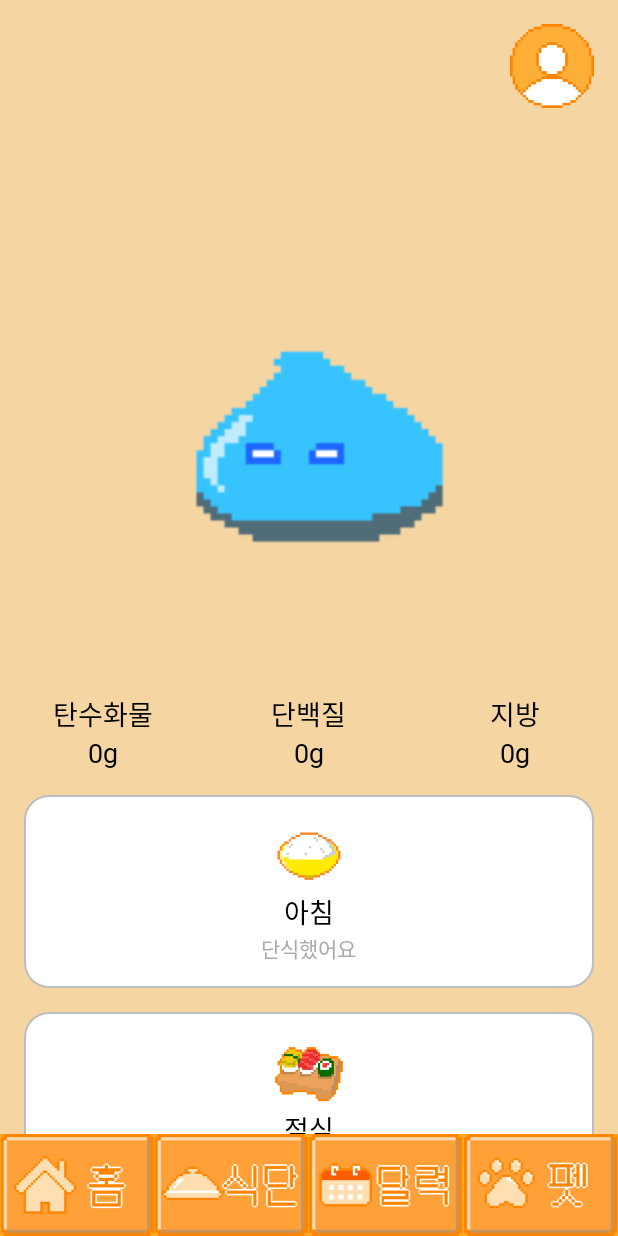
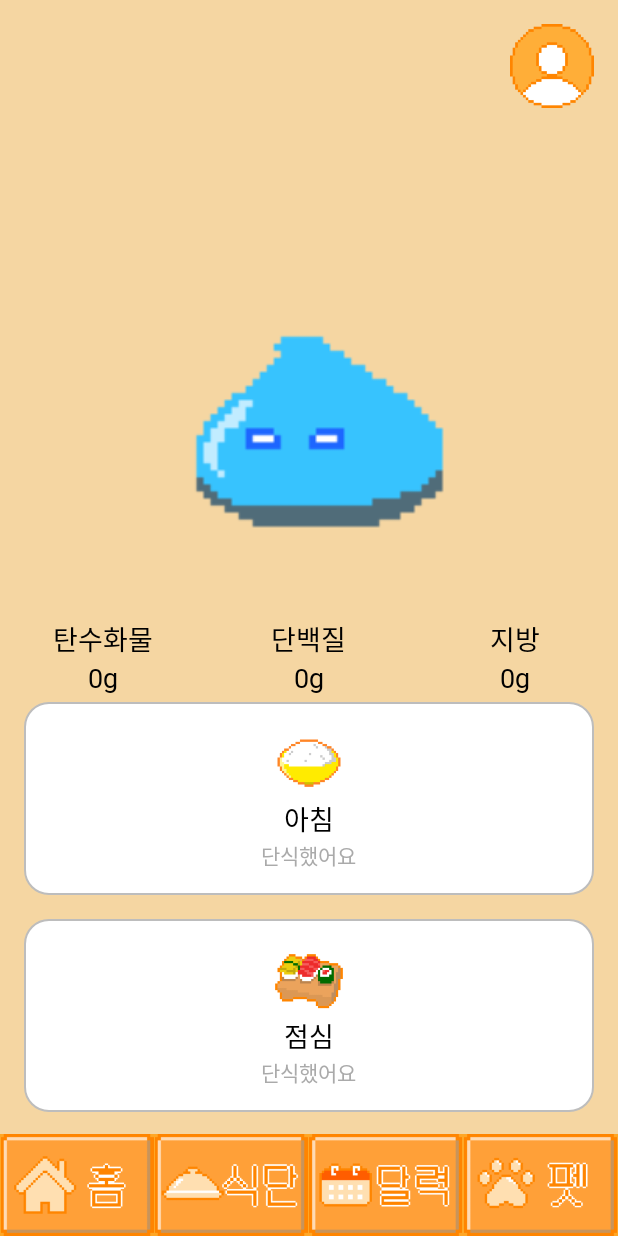
Before and after one commit to SneakySN/PetWithDietManagement, an Android app: the screen it shows after launch (MainActivity), on a phone screen of 412 x 824 dp. Run offline under Robolectric (Android 15) with nearby library versions, the phone set to English and light mode, and no system bars.

Commit message:
Main page finished&page transition with removing animation

```diff
--- a/app/src/main/res/layout/activity_main.xml
+++ b/app/src/main/res/layout/activity_main.xml
@@ -21,24 +21,26 @@
 
     <!-- 캐릭터 이미지 -->
 
-    <!-- 탄수화물, 단백질, 지방 정보 -->
+
     <ImageView
         android:id="@+id/ic_pet"
         android:layout_width="match_parent"
         android:layout_height="300dp"
         android:layout_below="@id/ic_myPage"
-        android:layout_marginTop="50dp"
+        android:layout_marginTop="40dp"
         android:contentDescription="string/menu_button_description"
         android:src="@drawable/slime01" />
 
+    <!-- 탄수화물, 단백질, 지방 정보 -->
     <LinearLayout
         android:id="@+id/nutrient_info_container"
         android:layout_width="match_parent"
         android:layout_height="wrap_content"
         android:layout_below="@id/ic_pet"
         android:orientation="horizontal"
+        android:layout_marginBottom="4dp"
         android:gravity="center"
-        android:layout_marginTop="40dp">
+        >
 
         <LinearLayout
             android:layout_width="0dp"
@@ -119,7 +121,9 @@
         android:layout_height="wrap_content"
         android:layout_below="@id/nutrient_info_container"
         android:layout_above="@id/bottom_menu"
-        android:padding="16dp"
+        android:paddingTop="0dp"
+        android:paddingRight="16dp"
+        android:paddingLeft="16dp"
         android:clipToPadding="false">
 
         <LinearLayout
```
